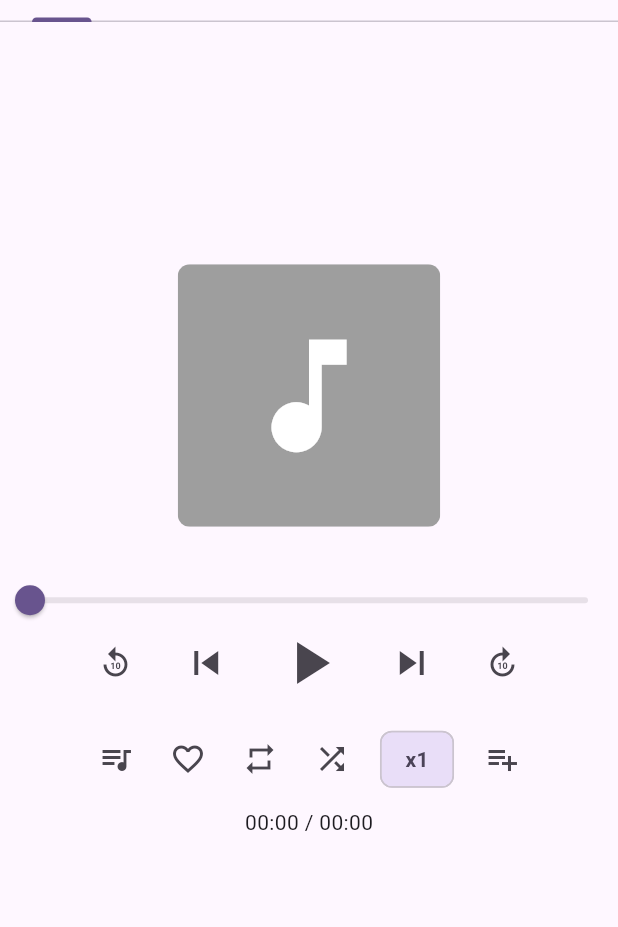
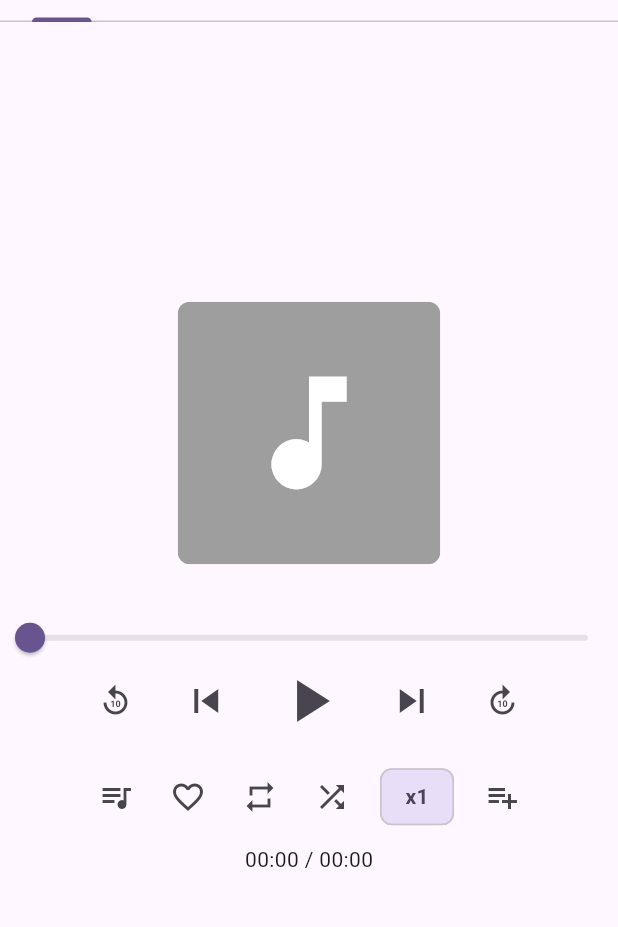
Before and after one commit to FranLMSP/yampa, a Flutter app: the screen it shows after launch, on a phone screen of 412 x 824 dp, the part 89-1016 px from its top. Run offline on Flutter 3.47's test engine with Material 3 defaults, Android fonts, the phone set to English and light mode, and no system bars; drawn by our look-alikes of text_scroll; our stand-ins replace file_picker, flutter_riverpod, fluttertoast, image_picker, just_audio, just_audio_background and 3 more; missing offline and left inert: audiotags, crop_your_image, just_audio_media_kit, ulid, window_manager; accounts and stored records are empty.

Commit message:
small refactor and fix issue with upcoming track background colors leaking into player buttons

```diff
--- a/lib/widgets/player/big_player.dart
+++ b/lib/widgets/player/big_player.dart
@@ -18,9 +18,9 @@ class BigPlayer extends ConsumerWidget {
 
   Widget _buildTotalMinutes() {
     return Padding(
-                padding: EdgeInsetsGeometry.only(left: 5, right: 15),
-                child: PlayerTotalMinutes(),
-              );
+      padding: EdgeInsetsGeometry.only(left: 5, right: 15),
+      child: PlayerTotalMinutes(),
+    );
   }
 
   Widget _buildSmallImage(Track? track) {
@@ -85,6 +85,53 @@ class BigPlayer extends ConsumerWidget {
     );
   }
 
+  Widget _buildImageMode(bool isHeightBig, Track? track) {
+    return Column(
+      mainAxisAlignment: MainAxisAlignment.spaceBetween,
+      children: [
+        SizedBox.shrink(),
+        const Spacer(),
+        if (isHeightBig) ...[
+          _buildPlayerTitleAndImageBig(TrackQueueDisplayMode.image, track),
+          SizedBox(height: 5),
+        ],
+        if (!isHeightBig)
+          _buildPlayerTitleAndImageSmall(TrackQueueDisplayMode.image, track),
+        const PlayerSlider(),
+        const PlayerButtons(),
+        if (isHeightBig)
+          const PlayerTotalMinutes(),
+        const Spacer(),
+        NeighboringTracks(),
+      ],
+    );
+  }
+
+  Widget _buildListMode(BuildContext context, bool isHeightBig, Track? track) {
+    return Column(
+      children: [
+        Expanded(child: UpcomingTracksList()),
+        Divider(height: 0),
+        Container(
+          color: Theme.of(context).scaffoldBackgroundColor,
+          child: Column(
+            children: [
+              if (isHeightBig) ...[
+                _buildPlayerTitleAndImageBig(TrackQueueDisplayMode.list, track),
+                SizedBox(height: 5),
+              ],
+              if (!isHeightBig)
+                _buildPlayerTitleAndImageSmall(TrackQueueDisplayMode.list, track),
+              const PlayerSlider(),
+              const PlayerButtons(),
+              const NeighboringTracks(),
+            ],
+          ),
+        ),
+      ],
+    );
+  }
+
   @override
   Widget build(BuildContext context, WidgetRef ref) {
     final tracks = ref.watch(tracksProvider);
@@ -99,39 +146,10 @@ class BigPlayer extends ConsumerWidget {
     return LayoutBuilder(
       builder: (ctx, constraints) {
         final isHeightBig = constraints.maxHeight >= 460;
-        return Stack(
-          children: [
-            Center(
-              child: Column(
-                mainAxisSize: MainAxisSize.min,
-                children: [
-                  if (trackQueueDisplayMode == TrackQueueDisplayMode.list)
-                    Expanded(child: UpcomingTracksList()),
-                  if (isHeightBig) ...[
-                    _buildPlayerTitleAndImageBig(trackQueueDisplayMode, track),
-                    SizedBox(height: 5),
-                  ],
-                  if (!isHeightBig)
-                    _buildPlayerTitleAndImageSmall(
-                      trackQueueDisplayMode,
-                      track,
-                    ),
-                  const PlayerSlider(),
-                  const PlayerButtons(),
-                  if (isHeightBig && trackQueueDisplayMode == TrackQueueDisplayMode.image)
-                    const PlayerTotalMinutes(),
-                  const SizedBox(height: 50),
-                ],
-              ),
-            ),
-            const Positioned(
-              left: 0,
-              right: 0,
-              bottom: 0,
-              child: NeighboringTracks(),
-            ),
-          ],
-        );
+        if (trackQueueDisplayMode == TrackQueueDisplayMode.image) {
+          return _buildImageMode(isHeightBig, track);
+        }
+        return _buildListMode(context, isHeightBig, track);
       },
     );
   }
```
